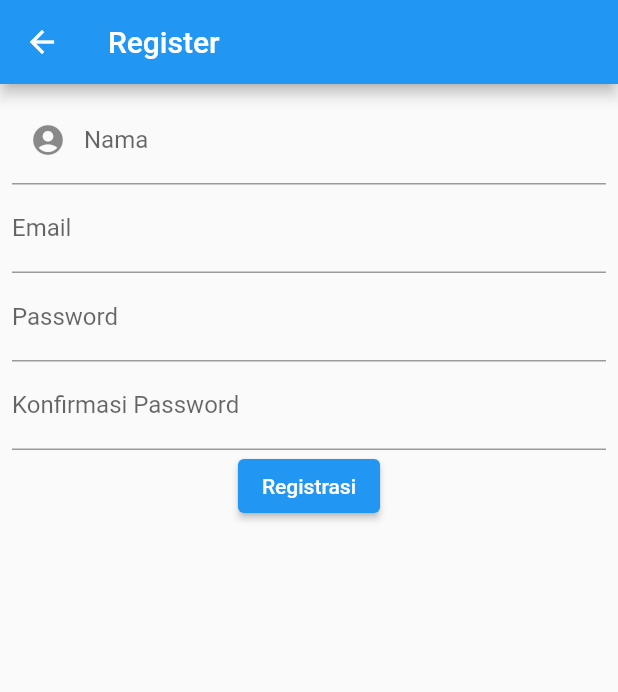
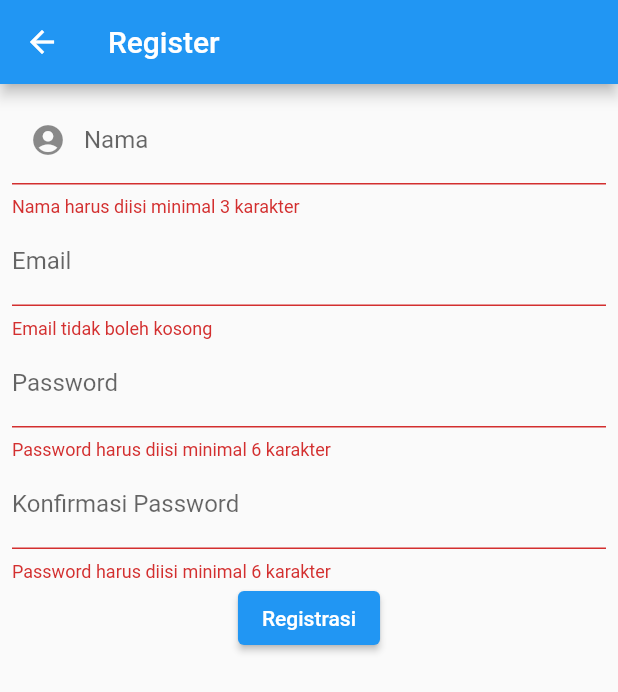
Before and after one commit to alfarissy040/kelompok_4, a Flutter app: the RegisterPage screen opened directly, after a tap on "Registrasi", on a phone screen of 412 x 824 dp. Shown: the top 692 px of the screen. Run offline on Flutter 3.47's test engine with Material 2 defaults, Android fonts, the phone set to English and light mode, and no system bars; our stand-ins replace pull_to_refresh, shared_preferences; accounts and stored records are empty.

Commit message:
fixing loginPage & registrasiPage

```diff
--- a/lib/Helpers/ApiUrl.dart
+++ b/lib/Helpers/ApiUrl.dart
@@ -13,7 +13,7 @@
   //   print("ip : $ip");
   //   return ip[ip.length];
   // }
-  static const String baseUrl = "http://10.0.2.2:8081/toko-api/public";
+  static const String baseUrl = "http://192.168.0.178:8081/toko-api/public";
 
   static String registrasi = "$baseUrl/registrasi";
   static String login = "$baseUrl/login";
--- a/lib/Ui/LoginPage.dart
+++ b/lib/Ui/LoginPage.dart
@@ -98,7 +98,7 @@
         keyboardType: TextInputType.text,
         obscureText: true,
         controller: controller,
-        validator: (value) => (value!.isEmpty & (value.length < 6)
+        validator: (value) => (value!.isEmpty && (value.length < 6)
             ? "Password harus diisi minimal 6 karakter"
             : null));
   }
--- a/lib/Ui/RegistrasiPage.dart
+++ b/lib/Ui/RegistrasiPage.dart
@@ -37,7 +37,7 @@
                       "Nama",
                       _namaController,
                       TextInputType.text,
-                      (value) => (value!.isEmpty & value.length < 3
+                      (value) => (value!.isEmpty && (value.length < 3)
                           ? "Nama harus diisi minimal 3 karakter"
                           : null),
                       Icon(Icons.account_circle)),
```
